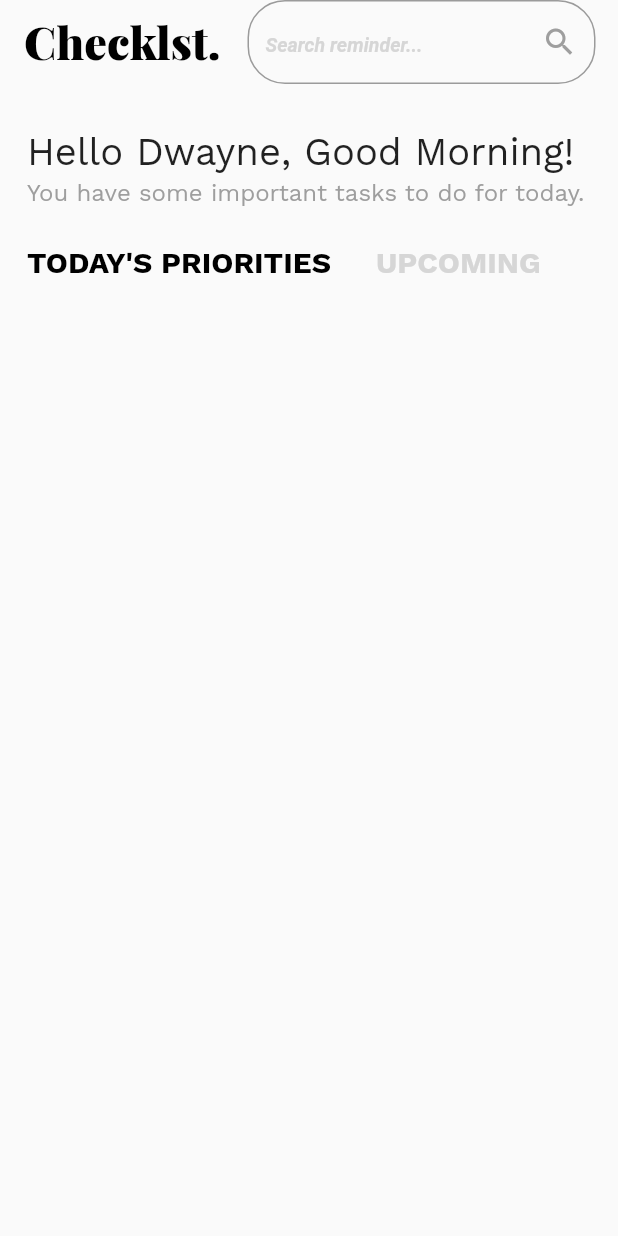
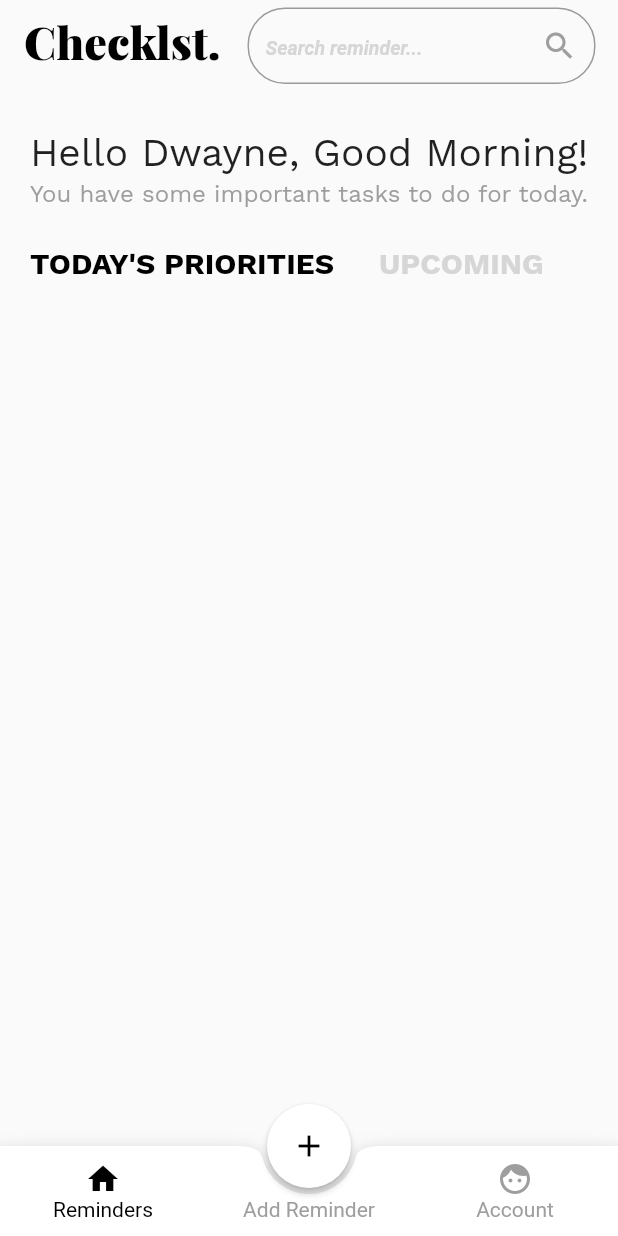
Before and after one commit to deliciafernandes/Checklst, a Flutter app: the screen it shows after launch, on a phone screen of 412 x 824 dp. Run offline on Flutter 3.47's test engine with Material 2 defaults, Android fonts, the light colour scheme and no system bars.

Commit message:
Update 1.0

```diff
--- /dev/null
+++ b/lib/customWidgets/FABBottomAppBar.dart
@@ -0,0 +1,117 @@
+import 'package:flutter/material.dart';
+
+class FABBottomAppBarItem {
+  FABBottomAppBarItem({this.iconData, this.text});
+  IconData iconData;
+  String text;
+}
+
+class FABBottomAppBar extends StatefulWidget {
+  FABBottomAppBar({
+    this.items,
+    this.centerItemText,
+    this.height: 60.0,
+    this.iconSize: 24.0,
+    this.backgroundColor,
+    this.color,
+    this.selectedColor,
+    this.notchedShape,
+    this.onTabSelected,
+  }) {
+    assert(this.items.length == 2 || this.items.length == 4);
+  }
+  final List<FABBottomAppBarItem> items;
+  final String centerItemText;
+  final double height;
+  final double iconSize;
+  final Color backgroundColor;
+  final Color color;
+  final Color selectedColor;
+  final NotchedShape notchedShape;
+  final ValueChanged<int> onTabSelected;
+
+  @override
+  State<StatefulWidget> createState() => FABBottomAppBarState();
+}
+
+class FABBottomAppBarState extends State<FABBottomAppBar> {
+  int _selectedIndex = 0;
+
+  _updateIndex(int index) {
+    widget.onTabSelected(index);
+    setState(() {
+      _selectedIndex = index;
+    });
+  }
+
+  @override
+  Widget build(BuildContext context) {
+    List<Widget> items = List.generate(widget.items.length, (int index) {
+      return _buildTabItem(
+        item: widget.items[index],
+        index: index,
+        onPressed: _updateIndex,
+      );
+    });
+    items.insert(items.length >> 1, _buildMiddleTabItem());
+
+    return BottomAppBar(
+      shape: widget.notchedShape,
+      child: Row(
+        mainAxisSize: MainAxisSize.max,
+        mainAxisAlignment: MainAxisAlignment.spaceAround,
+        children: items,
+      ),
+      color: widget.backgroundColor,
+    );
+  }
+
+  Widget _buildMiddleTabItem() {
+    return Expanded(
+      child: SizedBox(
+        height: widget.height,
+        child: Column(
+          mainAxisSize: MainAxisSize.min,
+          mainAxisAlignment: MainAxisAlignment.center,
+          children: <Widget>[
+            SizedBox(height: widget.iconSize),
+            Text(
+              widget.centerItemText ?? '',
+              style: TextStyle(color: widget.color),
+            ),
+          ],
+        ),
+      ),
+    );
+  }
+
+  Widget _buildTabItem({
+    FABBottomAppBarItem item,
+    int index,
+    ValueChanged<int> onPressed,
+  }) {
+    Color color = _selectedIndex == index ? widget.selectedColor : widget.color;
+    return Expanded(
+      child: SizedBox(
+        height: widget.height,
+        child: Material(
+          type: MaterialType.transparency,
+          child: InkWell(
+            onTap: () => onPressed(index),
+            child: Column(
+              mainAxisSize: MainAxisSize.min,
+              mainAxisAlignment: MainAxisAlignment.center,
+              children: <Widget>[
+                Icon(item.iconData, color: color, size: widget.iconSize),
+                Text(
+                  item.text,
+                  style: TextStyle(color: color),
+                )
+              ],
+            ),
+          ),
+        ),
+      ),
+    );
+  }
+}
--- /dev/null
+++ b/lib/screens/accountBody.dart
@@ -0,0 +1,12 @@
+import 'package:flutter/material.dart';
+
+class AccountBody extends StatelessWidget {
+  @override
+  Widget build(BuildContext context) {
+    return Padding(
+      padding:
+          EdgeInsets.only(left: 20.0, right: 20.0, bottom: 20.0, top: 30.0),
+      child: Column(),
+    );
+  }
+}
--- a/lib/screens/homePage.dart
+++ /dev/null
@@ -1,229 +0,0 @@
-import 'package:flutter/material.dart';
-
-class HomePage extends StatefulWidget {
-  @override
-  _HomePageState createState() => _HomePageState();
-}
-
-class _HomePageState extends State<HomePage> {
-  bool _searchPressed = false;
-  String greeting = 'Good Day';
-
-  int _index = 1;
-  List<Widget> _widgetList = [
-    // WhatToDoBody(),
-  ];
-
-  void getGreeting() {
-    TimeOfDay now = TimeOfDay.now();
-
-    greeting = (now.hour <= 12
-        ? 'Good Morning'
-        : (now.hour <= 17 ? 'Good Afternoon' : 'Good Evening'));
-  }
-
-  @override
-  void initState() {
-    getGreeting();
-    super.initState();
-  }
-
-  @override
-  Widget build(BuildContext context) {
-    var _width = MediaQuery.of(context).size.width;
-    // var _height = MediaQuery.of(context).size.height;
-
-    return Scaffold(
-      appBar: AppBar(
-        elevation: 0.0,
-        backgroundColor: Color(0xfffafafa),
-        brightness: Brightness.light,
-        automaticallyImplyLeading: false,
-        centerTitle: false,
-        title: Text(
-          'Checklst.',
-          style: TextStyle(
-            fontSize: 30.0,
-            color: Colors.black,
-            fontFamily: 'Playfair',
-            fontWeight: FontWeight.w900,
-          ),
-        ),
-        actions: [
-          Container(
-            width: _width - 180.0,
-            //TODO : Find hardcoded width alternative
-            margin: EdgeInsets.only(right: 15.0),
-            child: TextField(
-              onTap: () {
-                setState(() {
-                  _searchPressed = true;
-                });
-              },
-              onChanged: (value) {},
-              // controller: editingController,
-              cursorColor: Colors.black,
-              decoration: InputDecoration(
-                hintText: "Search reminder...",
-                hintStyle: TextStyle(
-                  fontStyle: FontStyle.italic,
-                  fontWeight: FontWeight.w600,
-                  color: Colors.grey[350],
-                  fontSize: 13.0,
-                ),
-                suffixIcon: IconButton(
-                  icon: Icon(
-                    Icons.search,
-                    color: _searchPressed ? Colors.black : Colors.grey[500],
-                  ),
-                  onPressed: () {
-                    setState(() {
-                      _searchPressed = true;
-                    });
-                  },
-                ),
-                border: OutlineInputBorder(
-                  borderSide: BorderSide(color: Colors.grey[500]),
-                  borderRadius: BorderRadius.all(
-                    Radius.circular(25.0),
-                  ),
-                ),
-                focusedBorder: OutlineInputBorder(
-                  borderSide: BorderSide(color: Colors.black),
-                  borderRadius: BorderRadius.all(
-                    Radius.circular(25.0),
-                  ),
-                ),
-              ),
-            ),
-          ),
-        ],
-      ),
-      body: Padding(
-        padding:
-            EdgeInsets.only(left: 18.0, right: 18.0, bottom: 20.0, top: 30.0),
-        child: Column(
-          crossAxisAlignment: CrossAxisAlignment.stretch,
-          children: [
-            Text(
-              'Hello Dwayne, $greeting!',
-              style: TextStyle(
-                fontSize: 25.5,
-                fontWeight: FontWeight.w500,
-                fontFamily: 'WorkSans',
-              ),
-            ),
-            SizedBox(height: 3.0),
-            Text(
-              'You have some important tasks to do for today.',
-              style: TextStyle(
-                fontSize: 16.0,
-                fontFamily: 'WorkSans',
-                color: Colors.grey[500],
-              ),
-            ),
-            SizedBox(height: 25.0),
-            Row(
-              children: [
-                Text(
-                  'TODAY\'S PRIORITIES',
-                  style: TextStyle(
-                    fontSize: 20.0,
-                    fontFamily: 'WorkSans',
-                    fontWeight: FontWeight.w600,
-                    color: Colors.black,
-                  ),
-                ),
-                SizedBox(width: 30.0),
-                Text(
-                  'UPCOMING',
-                  style: TextStyle(
-                    fontSize: 20.0,
-                    fontFamily: 'WorkSans',
-                    fontWeight: FontWeight.w600,
-                    color: Colors.grey[350],
-                  ),
-                ),
-              ],
-            ),
-            // _widgetList[_index],
-          ],
-        ),
-      ),
-      // bottomNavigationBar: BottomNavigationBar(
-      //   type: BottomNavigationBarType.fixed,
-      //   currentIndex: _index,
-      //   backgroundColor: Colors.white,
-      //   selectedItemColor: Colors.black,
-      //   iconSize: 20.0,
-      //   onTap: (int index) {
-      //     setState(() {
-      //       _index = index;
-      //     });
-      //   },
-      //   items: [
-      //     BottomNavigationBarItem(
-      //         icon: Image.asset(
-      //           "assets/images/ChecklstLogo.png",
-      //           width: 20.0,
-      //         ),
-      //         label: 'Reminders'),
-      //     BottomNavigationBarItem(
-      //       icon: Icon(
-      //         Icons.add,
-      //       ),
-      //       label: "Add Reminder",
-      //     ),
-      //     // BottomNavigationBarItem(
-      //     //     icon: Icon(Icons.account_circle), label: "Account"),
-      //     BottomNavigationBarItem(icon: Icon(Icons.face), label: "Account"),
-      //   ],
-      // ),
-    );
-  }
-}
-
-// Extra widget
-// Expanded(
-// child: Material(
-// elevation: 16.0,
-// shape: RoundedRectangleBorder(
-// borderRadius: BorderRadius.circular(25.0),
-// ),
-// child: Container(
-// height: 65.0,
-// decoration: BoxDecoration(
-// borderRadius: BorderRadius.all(Radius.circular(25.0)),
-// image: DecorationImage(
-// image: NetworkImage(
-// 'https://cdn.pixabay.com/photo/2016/11/29/04/19/beach-1867285_1280.jpg'),
-// fit: BoxFit.cover,
-// ),
-// ),
-// ),
-// ),
-// ),
-
-// Row(
-// crossAxisAlignment: CrossAxisAlignment.center,
-// children: [
-// RotatedBox(
-// quarterTurns: 3,
-// child: Text(
-// 'PINNED',
-// style: TextStyle(
-// fontSize: 25.0,
-// fontFamily: 'WorkSans',
-// color: Colors.black,
-// fontWeight: FontWeight.bold,
-// ),
-// ),
-// ),
-// SizedBox(width: 8.0),
-// Container(
-// width: 200,
-// height: 200,
-// color: Colors.black,
-// )
-// ],
-// ),
--- /dev/null
+++ b/lib/screens/mainNavPage.dart
@@ -0,0 +1,151 @@
+import 'package:checklst/customWidgets/FABBottomAppBar.dart';
+import 'package:flutter/material.dart';
+import 'accountBody.dart';
+import 'remindersBody.dart';
+
+class HomePage extends StatefulWidget {
+  @override
+  _HomePageState createState() => _HomePageState();
+}
+
+class _HomePageState extends State<HomePage> {
+  bool _searchPressed = false;
+
+  int _index = 0;
+  List<Widget> _widgetList = [
+    RemindersBody(),
+    AccountBody(),
+  ];
+
+  @override
+  Widget build(BuildContext context) {
+    var _width = MediaQuery.of(context).size.width;
+    // var _height = MediaQuery.of(context).size.height;
+
+    return Scaffold(
+      appBar: AppBar(
+        elevation: 0.0,
+        backgroundColor: Color(0xfffafafa),
+        brightness: Brightness.light,
+        automaticallyImplyLeading: false,
+        centerTitle: false,
+        title: Text(
+          'Checklst.',
+          style: TextStyle(
+            fontSize: 30.0,
+            color: Colors.black,
+            fontFamily: 'Playfair',
+            fontWeight: FontWeight.w900,
+          ),
+        ),
+        actions: [
+          Container(
+            width: _width - 180.0,
+            //TODO : Find hardcoded width alternative
+            margin: EdgeInsets.only(right: 15.0, top: 5.0),
+            child: TextField(
+              onTap: () {
+                setState(() {
+                  _searchPressed = true;
+                });
+              },
+              onChanged: (value) {},
+              // controller: editingController,
+              cursorColor: Colors.black,
+              decoration: InputDecoration(
+                hintText: "Search reminder...",
+                hintStyle: TextStyle(
+                  fontStyle: FontStyle.italic,
+                  fontWeight: FontWeight.w600,
+                  color: Colors.grey[350],
+                  fontSize: 13.0,
+                ),
+                suffixIcon: IconButton(
+                  icon: Icon(
+                    Icons.search,
+                    color: _searchPressed ? Colors.black : Colors.grey[500],
+                  ),
+                  onPressed: () {
+                    setState(() {
+                      _searchPressed = true;
+                    });
+                  },
+                ),
+                border: OutlineInputBorder(
+                  borderSide: BorderSide(color: Colors.grey[500]),
+                  borderRadius: BorderRadius.all(
+                    Radius.circular(25.0),
+                  ),
+                ),
+                focusedBorder: OutlineInputBorder(
+                  borderSide: BorderSide(color: Colors.black),
+                  borderRadius: BorderRadius.all(
+                    Radius.circular(25.0),
+                  ),
+                ),
+              ),
+            ),
+          ),
+        ],
+      ),
+      body: _widgetList[_index],
+      bottomNavigationBar: FABBottomAppBar(
+        centerItemText: 'Add Reminder',
+        color: Colors.grey,
+        backgroundColor: Colors.white,
+        selectedColor: Colors.black,
+        notchedShape: CircularNotchedRectangle(),
+        onTabSelected: (index) {
+          setState(() {
+            _index = index;
+          });
+        },
+        items: [
+          FABBottomAppBarItem(iconData: Icons.home, text: 'Reminders'),
+          FABBottomAppBarItem(iconData: Icons.face, text: 'Account'),
+        ],
+      ),
+      floatingActionButtonLocation: FloatingActionButtonLocation.centerDocked,
+      floatingActionButton: FloatingActionButton(
+        onPressed: () {
+          //TODO: add reminder functionality
+          print('pressed');
+        },
+        highlightElevation: 3.0,
+        child: Icon(
+          Icons.add,
+          color: Colors.black,
+        ),
+        elevation: 2.0,
+        backgroundColor: Colors.white,
+      ),
+    );
+  }
+}
+
+// bottomNavigationBar: BottomNavigationBar(
+//   type: BottomNavigationBarType.fixed,
+//   backgroundColor: ,
+//   selectedItemColor: ,
+//   iconSize: 20.0,
+//   onTap: (int index) {
+//     setState(() {
+//       _index = index;
+//     });
+//   },
+//   items: [
+//     BottomNavigationBarItem(
+
+//         ),
+//         label: 'Reminders'),
+//     BottomNavigationBarItem(
+//       icon: Icon(
+//         Icons.add,
+//       ),
+//       label: "",
+//     ),
+//     // BottomNavigationBarItem(
+//     //     icon: Icon(Icons.account_circle), label: "Account"),
+//     BottomNavigationBarItem(icon: Icon(Icons.face), label: "Account"),
+//   ],
+// ),
--- /dev/null
+++ b/lib/screens/remindersBody.dart
@@ -0,0 +1,97 @@
+import 'package:checklst/utilities/constants.dart';
+import 'package:flutter/material.dart';
+
+class RemindersBody extends StatefulWidget {
+  @override
+  _RemindersBodyState createState() => _RemindersBodyState();
+}
+
+class _RemindersBodyState extends State<RemindersBody> {
+  String greeting = 'Good Day';
+  String _isClicked = 'today\'s priorities';
+
+  void getGreeting() {
+    TimeOfDay now = TimeOfDay.now();
+
+    greeting = (now.hour <= 12
+        ? 'Good Morning'
+        : (now.hour <= 17 ? 'Good Afternoon' : 'Good Evening'));
+  }
+
+  @override
+  void initState() {
+    getGreeting();
+    super.initState();
+  }
+
+  @override
+  Widget build(BuildContext context) {
+    return Padding(
+      padding:
+          EdgeInsets.only(left: 20.0, right: 20.0, bottom: 20.0, top: 30.0),
+      child: Column(
+        crossAxisAlignment: CrossAxisAlignment.stretch,
+        children: [
+          FittedBox(
+            fit: BoxFit.fitWidth,
+            child: Text(
+              'Hello Dwayne, $greeting!',
+              style: TextStyle(
+                fontSize: 25.5,
+                fontWeight: FontWeight.w500,
+                fontFamily: 'WorkSans',
+              ),
+            ),
+          ),
+          SizedBox(height: 3.0),
+          FittedBox(
+            fit: BoxFit.fitWidth,
+            child: Text(
+              'You have some important tasks to do for today.',
+              style: TextStyle(
+                fontSize: 16.0,
+                fontFamily: 'WorkSans',
+                color: Colors.grey[500],
+              ),
+            ),
+          ),
+          SizedBox(height: 25.0),
+          Row(
+            children: [
+              GestureDetector(
+                onTap: () {
+                  setState(() {
+                    _isClicked = 'today\'s priorities';
+                  });
+                },
+                child: Text(
+                  'TODAY\'S PRIORITIES',
+                  style: _isClicked == 'today\'s priorities'
+                      ? kActiveTextStyle
+                      : kInactiveTextStyle,
+                ),
+              ),
+              SizedBox(width: 30.0),
+              GestureDetector(
+                onTap: () {
+                  setState(() {
+                    _isClicked = 'upcoming';
+                  });
+                },
+                child: Text(
+                  'UPCOMING',
+                  style: _isClicked == 'today\'s priorities'
+                      ? kInactiveTextStyle
+                      : kActiveTextStyle,
+                ),
+              ),
+            ],
+          ),
+          // _isClicked == 'today\'s priorities'
+          //     ? Container(color: Colors.black, width: 200, height: 200)
+          //     : Container(color: Colors.pink, width: 200, height: 200),
+        ],
+      ),
+    );
+  }
+}
--- /dev/null
+++ b/lib/utilities/constants.dart
@@ -0,0 +1,15 @@
+import 'package:flutter/material.dart';
+
+TextStyle kActiveTextStyle = TextStyle(
+  fontSize: 20.0,
+  fontFamily: 'WorkSans',
+  fontWeight: FontWeight.w600,
+  color: Colors.black,
+);
+
+TextStyle kInactiveTextStyle = TextStyle(
+  fontSize: 20.0,
+  fontFamily: 'WorkSans',
+  fontWeight: FontWeight.w600,
+  color: Colors.grey[350],
+);
--- a/lib/utilities/router.dart
+++ b/lib/utilities/router.dart
@@ -1,4 +1,4 @@
-import 'package:checklst/screens/homePage.dart';
+import 'package:checklst/screens/mainNavPage.dart';
 import 'package:checklst/screens/undefinedView.dart';
 import 'package:flutter/material.dart';
 import 'routingConstants.dart';
--- a/pubspec.yaml
+++ b/pubspec.yaml
@@ -24,7 +24,6 @@ dev_dependencies:
     sdk: flutter
 
 flutter:
-
   uses-material-design: true
 
   assets:
```
